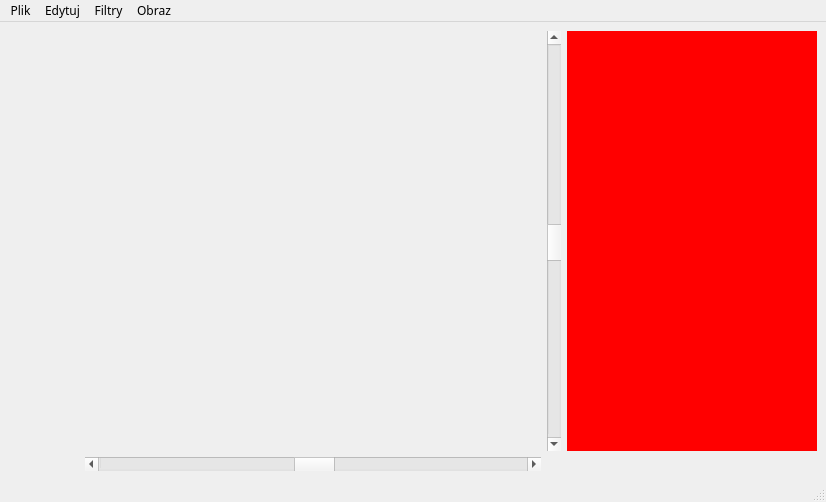
Old version of the form src/uis/MainWindowX.ui in the repository A1rWaxta/RasterShop.
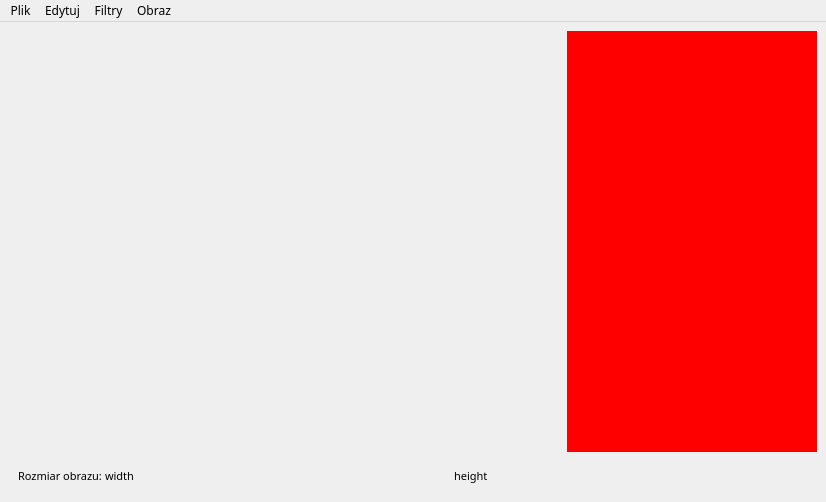
New version of the form. Custom widgets are drawn as their Qt base class.

The edit to the form file:
```diff
--- a/src/uis/MainWindowX.ui
+++ b/src/uis/MainWindowX.ui
@@ -38,31 +38,99 @@
   </property>
   <widget class="QWidget" name="centralwidget">
    <layout class="QGridLayout" name="gridLayout">
-    <item row="0" column="1">
-     <widget class="Canvas" name="canvas" native="true">
-      <property name="baseSize">
+    <item row="1" column="0" colspan="3">
+     <widget class="QWidget" name="statusBar" native="true">
+      <property name="maximumSize">
        <size>
-        <width>0</width>
-        <height>100</height>
+        <width>16777215</width>
+        <height>35</height>
        </size>
       </property>
-      <property name="autoFillBackground">
-       <bool>false</bool>
-      </property>
+      <layout class="QGridLayout" name="gridLayout_3">
+       <item row="0" column="0">
+        <layout class="QGridLayout" name="gridLayout_2">
+         <property name="spacing">
+          <number>0</number>
+         </property>
+         <item row="0" column="0">
+          <layout class="QHBoxLayout" name="horizontalLayout">
+           <item>
+            <widget class="QLabel" name="label_2">
+             <property name="font">
+              <font>
+               <pointsize>8</pointsize>
+              </font>
+             </property>
+             <property name="text">
+              <string>Rozmiar obrazu: </string>
+             </property>
+            </widget>
+           </item>
+           <item>
+            <widget class="QLabel" name="label_3">
+             <property name="font">
+              <font>
+               <pointsize>8</pointsize>
+              </font>
+             </property>
+             <property name="text">
+              <string>width</string>
+             </property>
+            </widget>
+           </item>
+           <item>
+            <spacer name="horizontalSpacer_2">
+             <property name="orientation">
+              <enum>Qt::Horizontal</enum>
+             </property>
+             <property name="sizeHint" stdset="0">
+              <size>
+               <width>40</width>
+               <height>20</height>
+              </size>
+             </property>
+            </spacer>
+           </item>
+           <item>
+            <widget class="QLabel" name="label">
+             <property name="font">
+              <font>
+               <pointsize>8</pointsize>
+              </font>
+             </property>
+             <property name="text">
+              <string>height</string>
+             </property>
+            </widget>
+           </item>
+           <item>
+            <spacer name="horizontalSpacer">
+             <property name="orientation">
+              <enum>Qt::Horizontal</enum>
+             </property>
+             <property name="sizeHint" stdset="0">
+              <size>
+               <width>40</width>
+               <height>20</height>
+              </size>
+             </property>
+            </spacer>
+           </item>
+          </layout>
+         </item>
+        </layout>
+       </item>
+      </layout>
      </widget>
     </item>
-    <item row="1" column="1">
-     <widget class="QScrollBar" name="horizontalScrollBar">
-      <property name="value">
-       <number>50</number>
-      </property>
-      <property name="orientation">
-       <enum>Qt::Horizontal</enum>
-      </property>
-     </widget>
-    </item>
-    <item row="0" column="3">
+    <item row="0" column="2">
      <widget class="QWidget" name="rightBar" native="true">
+      <property name="minimumSize">
+       <size>
+        <width>250</width>
+        <height>0</height>
+       </size>
+      </property>
       <property name="maximumSize">
        <size>
         <width>250</width>
@@ -74,18 +142,14 @@
       </property>
      </widget>
     </item>
-    <item row="0" column="2">
-     <widget class="QScrollBar" name="verticalScrollBar">
-      <property name="value">
-       <number>50</number>
-      </property>
-      <property name="orientation">
-       <enum>Qt::Vertical</enum>
-      </property>
-     </widget>
-    </item>
     <item row="0" column="0">
      <widget class="ToolBar" name="toolBar" native="true">
+      <property name="minimumSize">
+       <size>
+        <width>70</width>
+        <height>0</height>
+       </size>
+      </property>
       <property name="maximumSize">
        <size>
         <width>70</width>
@@ -100,9 +164,11 @@
       </property>
      </widget>
     </item>
+    <item row="0" column="1">
+     <widget class="Canvas" name="widget" native="true"/>
+    </item>
    </layout>
   </widget>
-  <widget class="QStatusBar" name="statusbar"/>
   <widget class="QMenuBar" name="menuBar">
    <property name="enabled">
     <bool>true</bool>
```
